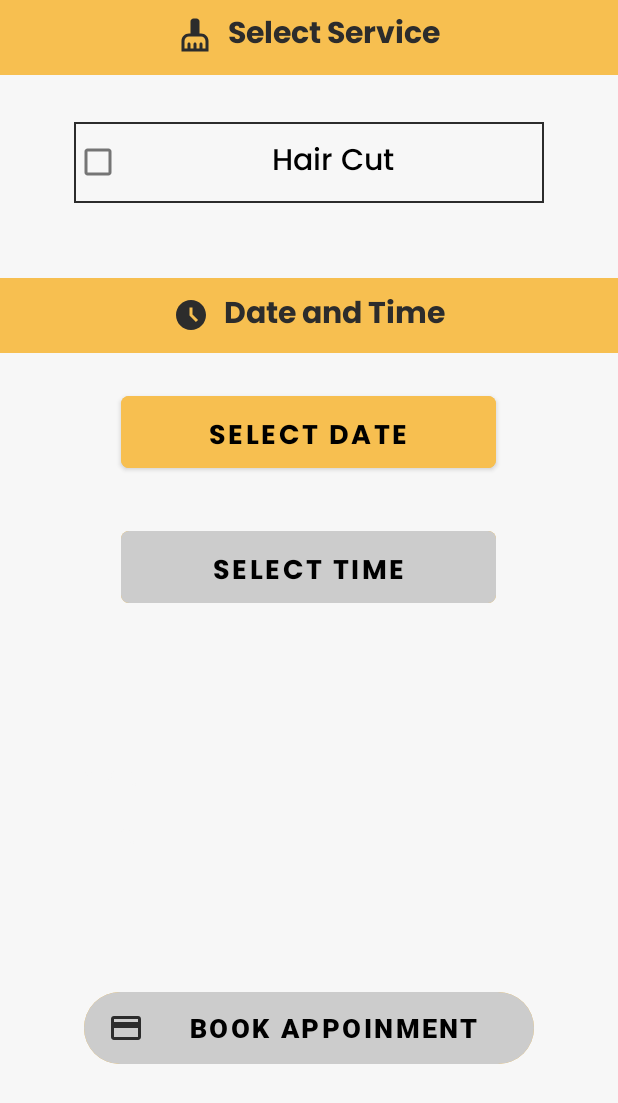
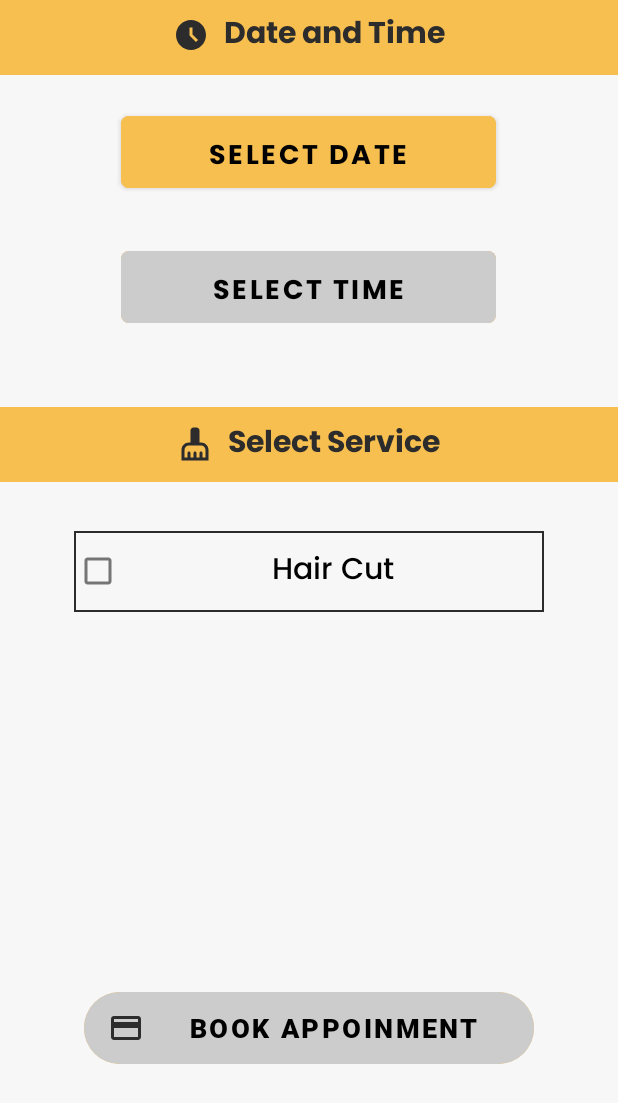
Before and after one commit to AasifFiraz/Saloon-App, an Android app: the Appoinment_Booking screen opened directly, with no data from a screen before it, on a phone screen of 412 x 824 dp. Shown: the top 1103 px of the screen. Run offline under Robolectric (Android 15) with nearby library versions, the phone set to English and light mode, and no system bars; 1 statement that could not run was skipped.

Commit message:
Changed xml design and fixed database error

```diff
--- a/app/src/main/java/com/aasif/cl_hdcse_95_46/Appoinment_Booking.java
+++ b/app/src/main/java/com/aasif/cl_hdcse_95_46/Appoinment_Booking.java
@@ -25,7 +25,7 @@ import java.util.Calendar;
 import java.util.Date;
 
 public class Appoinment_Booking extends AppCompatActivity {
-    private TextView txtSelectedDate, txtSelectedTime, txtSelectedDuration, TextDate, TextTime, TextPrice, TextConfirm;
+    private TextView txtSelectedDate, txtSelectedTime, txtSelectedDuration, TextDate, TextTime, TextPrice, TextConfirm, txtAppName;
     private Button btnSelectedDate, btnBookAppoinment, btnSelectedTime;
     private CheckBox serviceCheckBox;
     private DBConnector dbcon;
@@ -42,6 +42,7 @@ public class Appoinment_Booking extends AppCompatActivity {
         txtSelectedDuration = findViewById(R.id.txtSelectedDuration);
         btnSelectedDate = findViewById(R.id.btnSelectDate);
         btnSelectedTime = findViewById(R.id.btnSelectTime);
+        txtAppName = findViewById(R.id.txtappoinmentPersonName);
         btnBookAppoinment = findViewById(R.id.btnBookAppoinment);
         TextDate = findViewById(R.id.TextDate);
         TextPrice = findViewById(R.id.TotalPriceText);
@@ -55,7 +56,10 @@ public class Appoinment_Booking extends AppCompatActivity {
 
         btnBookAppoinment.setBackgroundColor(Color.parseColor("#cccccc"));
         btnBookAppoinment.setEnabled(false);
+        dbcon = new DBConnector(this);
 
+        String appoinName = dbcon.getAppoinmentCustomerName();
+        txtAppName.setText(appoinName);
 
         btnSelectedDate.setOnClickListener(new View.OnClickListener() {
             @Override
@@ -151,11 +155,11 @@ public class Appoinment_Booking extends AppCompatActivity {
                                                 cal.setTime(d);
                                                 cal.add(Calendar.MINUTE, 10);
                                                 String newTime = df.format(cal.getTime());
-                                                String newDateTime = txtSelectedDate.getText().toString() +" "+ newTime;
+                                                String newDateTime = txtSelectedDate.getText().toString() + " " + newTime;
                                                 Appoinment appoinment;
                                                 dbcon = new DBConnector(Appoinment_Booking.this);
 
-                                                appoinment = new Appoinment(null, "a", txtSelectedDate.getText().toString() + " " + txtSelectedTime.getText().toString(), "Rs.800");
+                                                appoinment = new Appoinment(null, txtAppName.getText().toString(), txtSelectedDate.getText().toString() + " " + txtSelectedTime.getText().toString(), "Rs.800");
 
 
                                                 System.out.println(txtSelectedDate.getText().toString() + " " + txtSelectedTime.getText().toString());
@@ -168,10 +172,9 @@ public class Appoinment_Booking extends AppCompatActivity {
                                                     dbcon.addAppointment(appoinment);
                                                     Toast.makeText(getApplicationContext(), "No", Toast.LENGTH_SHORT).show();
 
-                                                   Intent intent=new Intent(Appoinment_Booking.this, List_Page.class);
-                                                   startActivity(intent);
-                                                   finish();
-
+                                                    Intent intent = new Intent(Appoinment_Booking.this, List_Page.class);
+                                                    startActivity(intent);
+                                                    finish();
                                                 }
                                             }
 
--- a/app/src/main/res/layout/activity_appoinment_booking.xml
+++ b/app/src/main/res/layout/activity_appoinment_booking.xml
@@ -12,6 +12,11 @@
         android:layout_height="match_parent"
         tools:context=".Appoinment_Booking">
 
+        <TextView
+            android:id="@+id/txtappoinmentPersonName"
+            android:layout_width="wrap_content"
+            android:layout_height="wrap_content"
+            android:textColor="@color/yellowish"/>
 
         <FrameLayout
             android:layout_width="match_parent"
@@ -20,52 +25,11 @@
         </FrameLayout>
 
         <TextView
-        android:id="@+id/txtSelectServiceText"
+            android:id="@+id/DateandTimeText"
             android:layout_width="wrap_content"
             android:layout_height="wrap_content"
             android:layout_centerHorizontal="true"
             android:layout_marginTop="6dp"
-        android:drawableStart="@drawable/ic_service_icon"
-        android:drawablePadding="10dp"
-        android:fontFamily="@font/poppinsbold"
-        android:text="Select Service"
-        android:textColor="#2c2c2c"
-        android:textSize="20sp" />
-
-    <CheckBox
-        android:id="@+id/serviceCheckBox"
-        android:layout_width="wrap_content"
-        android:layout_height="wrap_content"
-        android:layout_below="@+id/txtSelectServiceText"
-        android:layout_centerHorizontal="true"
-        android:layout_marginTop="40dp"
-        android:background="@drawable/services"
-        android:fontFamily="@font/poppinsmedium"
-        android:paddingStart="100dp"
-        android:paddingTop="10dp"
-        android:paddingRight="100dp"
-        android:paddingBottom="10dp"
-        android:text="Hair Cut"
-        android:textColor="#000"
-        android:textSize="20sp" />
-
-
-    <FrameLayout
-        android:layout_width="match_parent"
-        android:layout_height="50dp"
-        android:layout_below="@+id/serviceCheckBox"
-        android:layout_marginTop="50dp"
-        android:background="#F7BF50">
-
-    </FrameLayout>
-
-    <TextView
-        android:id="@+id/DateandTimeText"
-        android:layout_width="wrap_content"
-        android:layout_height="wrap_content"
-        android:layout_below="@+id/serviceCheckBox"
-        android:layout_centerHorizontal="true"
-        android:layout_marginTop="57dp"
             android:drawableStart="@drawable/ic_date_time_icon"
             android:drawablePadding="10dp"
             android:fontFamily="@font/poppinsbold"
@@ -103,18 +67,58 @@
             android:textSize="18dp"
             app:cornerRadius="5dp" />
 
+        <FrameLayout
+            android:layout_width="match_parent"
+            android:layout_height="50dp"
+            android:layout_below="@+id/btnSelectTime"
+            android:layout_marginTop="50dp"
+            android:background="#F7BF50">
+
+        </FrameLayout>
+
+        <TextView
+            android:id="@+id/SelectServiceText"
+            android:layout_width="wrap_content"
+            android:layout_height="wrap_content"
+            android:layout_below="@+id/btnSelectTime"
+            android:layout_centerHorizontal="true"
+            android:layout_marginTop="57dp"
+            android:drawableStart="@drawable/ic_service_icon"
+            android:drawablePadding="10dp"
+            android:fontFamily="@font/poppinsbold"
+            android:text="Select Service"
+            android:textColor="#2c2c2c"
+            android:textSize="20sp" />
+
+        <CheckBox
+            android:id="@+id/serviceCheckBox"
+            android:layout_width="wrap_content"
+            android:layout_height="wrap_content"
+            android:layout_below="@+id/SelectServiceText"
+            android:layout_centerHorizontal="true"
+            android:layout_marginTop="40dp"
+            android:background="@drawable/services"
+            android:fontFamily="@font/poppinsmedium"
+            android:paddingStart="100dp"
+            android:paddingTop="10dp"
+            android:paddingRight="100dp"
+            android:paddingBottom="10dp"
+            android:text="Hair Cut"
+            android:textColor="#000"
+            android:textSize="20sp" />
+
         <TextView
             android:id="@+id/TextReviewandconfirm"
             android:layout_width="wrap_content"
             android:layout_height="wrap_content"
-        android:layout_below="@id/btnSelectTime"
+            android:layout_below="@id/serviceCheckBox"
             android:layout_marginLeft="30dp"
-        android:visibility="invisible"
             android:layout_marginTop="25dp"
             android:fontFamily="@font/poppinsbold"
             android:text="Review and Confirm"
             android:textColor="#F7BF50"
-        android:textSize="18sp" />
+            android:textSize="18sp"
+            android:visibility="invisible" />
 
         <TextView
             android:id="@+id/TextDate"
@@ -210,4 +214,5 @@
             app:iconTint="#2c2c2c" />
 
     </RelativeLayout>
+
 </ScrollView>
```
Lines whose indentation alone changed are shown as unchanged.
